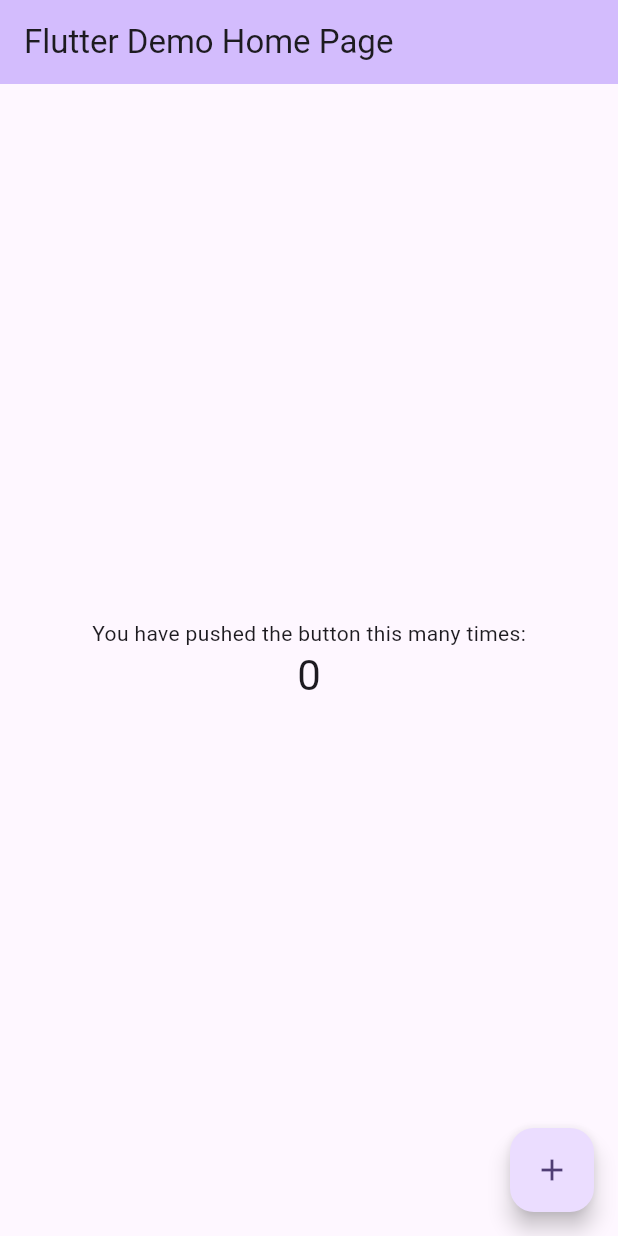
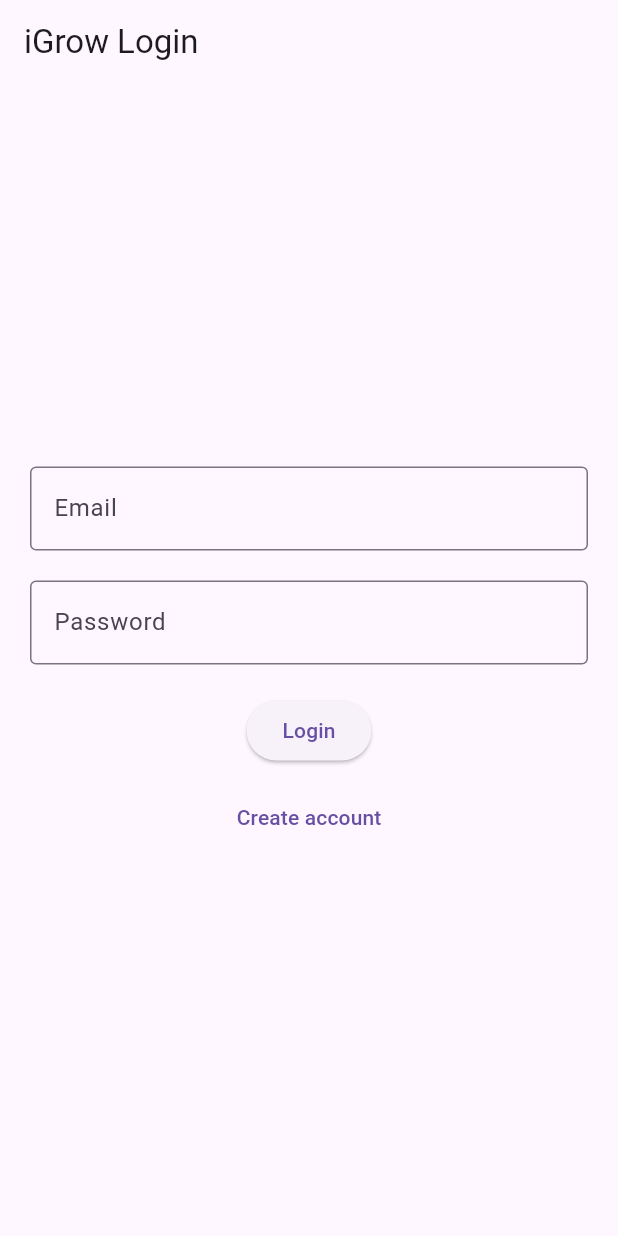
Before and after one commit to rabainardjesse/agricol, a Flutter app: the screen it shows after launch, on a phone screen of 412 x 824 dp. Run offline on Flutter 3.47's test engine with Material 3 defaults, Android fonts, the phone set to English and light mode, and no system bars; our stand-ins replace firebase_auth, firebase_core; accounts and stored records are empty.

Commit message:
iGrow app with Firebase Auth + UI

```diff
--- /dev/null
+++ b/lib/login_page.dart
@@ -0,0 +1,91 @@
+import 'package:flutter/material.dart';
+import 'package:firebase_auth/firebase_auth.dart';
+
+class LoginPage extends StatefulWidget {
+  const LoginPage({super.key});
+
+  @override
+  State<LoginPage> createState() => _LoginPageState();
+}
+
+class _LoginPageState extends State<LoginPage> {
+  final emailController = TextEditingController();
+  final passwordController = TextEditingController();
+
+  bool isLoading = false;
+
+  @override
+  void dispose() {
+    emailController.dispose();
+    passwordController.dispose();
+    super.dispose();
+  }
+
+  void login() async {
+    setState(() => isLoading = true);
+
+    try {
+      await FirebaseAuth.instance.signInWithEmailAndPassword(
+        email: emailController.text.trim(),
+        password: passwordController.text.trim(),
+      );
+
+      if (!mounted) return;
+      Navigator.pushReplacementNamed(context, '/home');
+    } catch (e) {
+      ScaffoldMessenger.of(context).showSnackBar(
+        SnackBar(content: Text("Login error: $e")),
+      );
+    }
+
+    setState(() => isLoading = false);
+  }
+
+  @override
+  Widget build(BuildContext context) {
+    return Scaffold(
+      appBar: AppBar(title: const Text("iGrow Login")),
+      body: Padding(
+        padding: const EdgeInsets.all(20),
+        child: Column(
+          mainAxisAlignment: MainAxisAlignment.center,
+          children: [
+            TextField(
+              controller: emailController,
+              decoration: const InputDecoration(
+                labelText: "Email",
+                border: OutlineInputBorder(),
+              ),
+            ),
+            const SizedBox(height: 20),
+            TextField(
+              controller: passwordController,
+              obscureText: true,
+              decoration: const InputDecoration(
+                labelText: "Password",
+                border: OutlineInputBorder(),
+              ),
+            ),
+            const SizedBox(height: 20),
+
+            ElevatedButton(
+              onPressed: isLoading ? null : login,
+              child: isLoading
+                  ? const CircularProgressIndicator(color: Colors.white)
+                  : const Text("Login"),
+            ),
+
+            const SizedBox(height: 10),
+
+            TextButton(
+              onPressed: () {
+                Navigator.pushNamed(context, '/register');
+              },
+              child: const Text("Create account"),
+            ),
+          ],
+        ),
+      ),
+    );
+  }
+}
--- a/lib/main.dart
+++ b/lib/main.dart
@@ -1,122 +1,34 @@
 import 'package:flutter/material.dart';
+import 'package:firebase_core/firebase_core.dart';
 
-void main() {
+import 'firebase_options.dart';
+import 'login_page.dart';
+import 'register_page.dart';
+import 'home_page.dart';
+
+void main() async {
+  WidgetsFlutterBinding.ensureInitialized();
+
+  await Firebase.initializeApp(
+    options: DefaultFirebaseOptions.currentPlatform,
+  );
+
   runApp(const MyApp());
 }
 
 class MyApp extends StatelessWidget {
   const MyApp({super.key});
 
-  // This widget is the root of your application.
   @override
   Widget build(BuildContext context) {
     return MaterialApp(
-      title: 'Flutter Demo',
-      theme: ThemeData(
-        // This is the theme of your application.
-        //
-        // TRY THIS: Try running your application with "flutter run". You'll see
-        // the application has a purple toolbar. Then, without quitting the app,
-        // try changing the seedColor in the colorScheme below to Colors.green
-        // and then invoke "hot reload" (save your changes or press the "hot
-        // reload" button in a Flutter-supported IDE, or press "r" if you used
-        // the command line to start the app).
-        //
-        // Notice that the counter didn't reset back to zero; the application
-        // state is not lost during the reload. To reset the state, use hot
-        // restart instead.
-        //
-        // This works for code too, not just values: Most code changes can be
-        // tested with just a hot reload.
-        colorScheme: .fromSeed(seedColor: Colors.deepPurple),
-      ),
-      home: const MyHomePage(title: 'Flutter Demo Home Page'),
+      debugShowCheckedModeBanner: false,
+      initialRoute: '/login',
+      routes: {
+        '/login': (context) => const LoginPage(),
+        '/register': (context) => const RegisterPage(),
+        '/home': (context) => const HomePage(),
+      },
     );
   }
 }
-
-class MyHomePage extends StatefulWidget {
-  const MyHomePage({super.key, required this.title});
-
-  // This widget is the home page of your application. It is stateful, meaning
-  // that it has a State object (defined below) that contains fields that affect
-  // how it looks.
-
-  // This class is the configuration for the state. It holds the values (in this
-  // case the title) provided by the parent (in this case the App widget) and
-  // used by the build method of the State. Fields in a Widget subclass are
-  // always marked "final".
-
-  final String title;
-
-  @override
-  State<MyHomePage> createState() => _MyHomePageState();
-}
-
-class _MyHomePageState extends State<MyHomePage> {
-  int _counter = 0;
-
-  void _incrementCounter() {
-    setState(() {
-      // This call to setState tells the Flutter framework that something has
-      // changed in this State, which causes it to rerun the build method below
-      // so that the display can reflect the updated values. If we changed
-      // _counter without calling setState(), then the build method would not be
-      // called again, and so nothing would appear to happen.
-      _counter++;
-    });
-  }
-
-  @override
-  Widget build(BuildContext context) {
-    // This method is rerun every time setState is called, for instance as done
-    // by the _incrementCounter method above.
-    //
-    // The Flutter framework has been optimized to make rerunning build methods
-    // fast, so that you can just rebuild anything that needs updating rather
-    // than having to individually change instances of widgets.
-    return Scaffold(
-      appBar: AppBar(
-        // TRY THIS: Try changing the color here to a specific color (to
-        // Colors.amber, perhaps?) and trigger a hot reload to see the AppBar
-        // change color while the other colors stay the same.
-        backgroundColor: Theme.of(context).colorScheme.inversePrimary,
-        // Here we take the value from the MyHomePage object that was created by
-        // the App.build method, and use it to set our appbar title.
-        title: Text(widget.title),
-      ),
-      body: Center(
-        // Center is a layout widget. It takes a single child and positions it
-        // in the middle of the parent.
-        child: Column(
-          // Column is also a layout widget. It takes a list of children and
-          // arranges them vertically. By default, it sizes itself to fit its
-          // children horizontally, and tries to be as tall as its parent.
-          //
-          // Column has various properties to control how it sizes itself and
-          // how it positions its children. Here we use mainAxisAlignment to
-          // center the children vertically; the main axis here is the vertical
-          // axis because Columns are vertical (the cross axis would be
-          // horizontal).
-          //
-          // TRY THIS: Invoke "debug painting" (choose the "Toggle Debug Paint"
-          // action in the IDE, or press "p" in the console), to see the
-          // wireframe for each widget.
-          mainAxisAlignment: .center,
-          children: [
-            const Text('You have pushed the button this many times:'),
-            Text(
-              '$_counter',
-              style: Theme.of(context).textTheme.headlineMedium,
-            ),
-          ],
-        ),
-      ),
-      floatingActionButton: FloatingActionButton(
-        onPressed: _incrementCounter,
-        tooltip: 'Increment',
-        child: const Icon(Icons.add),
-      ),
-    );
-  }
-}
```
Also changed, not shown: lib/home_page.dart (added, +34 -0 lines), lib/register_page.dart (added, +72 -0 lines), pubspec.yaml (+7 -67 lines), firebase.json (added), flutter_01.png (added), lib/firebase_options.dart (added), pubspec.lock, 6 other files.
